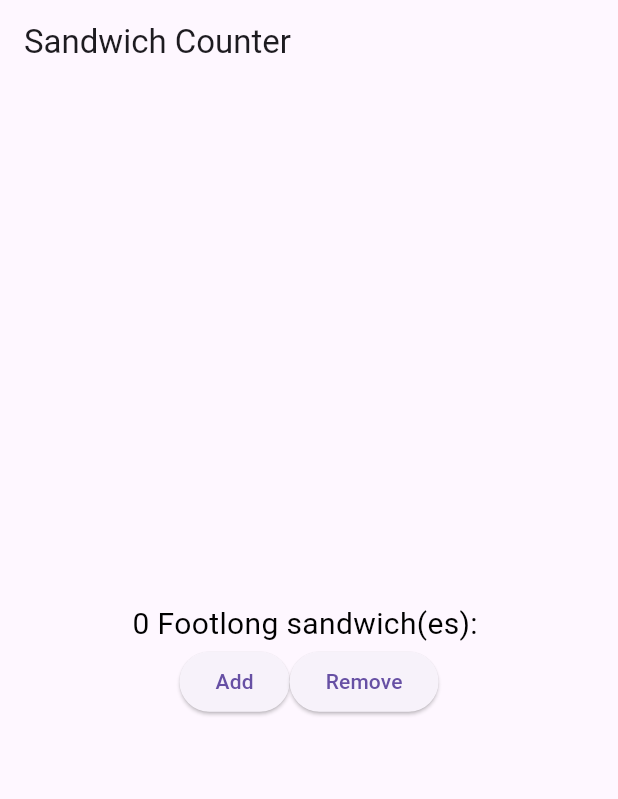
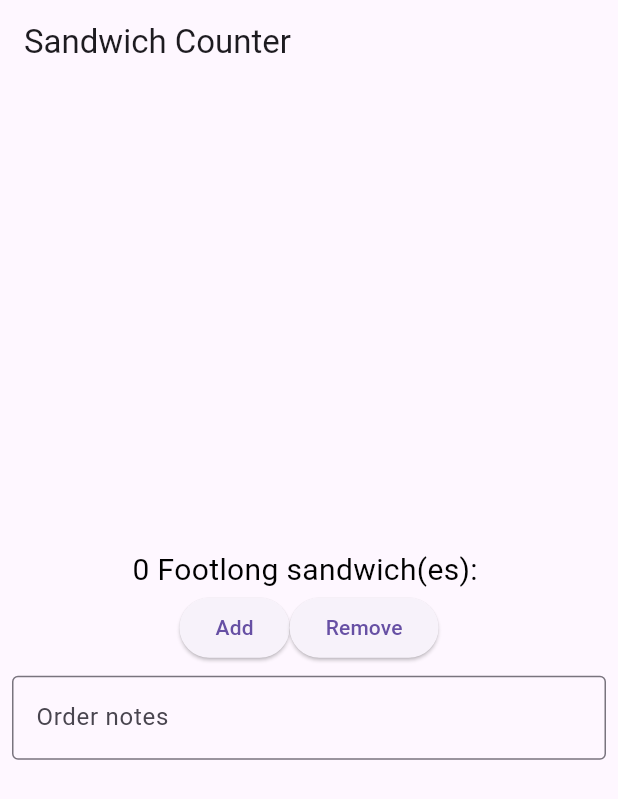
Before and after one commit to Luke-L2264308/first_flutter, a Flutter app: the screen it shows after launch, on a phone screen of 412 x 824 dp. Shown: the top 799 px of the screen. Run offline on Flutter 3.47's test engine with Material 3 defaults, Android fonts, the phone set to English and light mode, and no system bars.

Commit message:
add order notes textnote

```diff
--- a/lib/main.dart
+++ b/lib/main.dart
@@ -15,6 +15,7 @@ class App extends StatelessWidget {
     );
   }
 }
+
 class OrderScreen extends StatefulWidget {
   final int maxQuantity;
 
@@ -67,12 +68,22 @@ void _decreaseQuantity() {
                 ),
               ],
             ),
+            const Padding(
+              padding: EdgeInsets.all(8.0),
+              child: TextField(
+                decoration: InputDecoration(
+                  border: OutlineInputBorder(),
+                  labelText: 'Order notes',
+                ),
+              ),
+            )
           ],
         ),
       ),
     );
   }
 }
+
 class OrderItemDisplay extends StatelessWidget {
   final String itemType;
   final int quantity;
```
Lines whose indentation alone changed are shown as unchanged.
